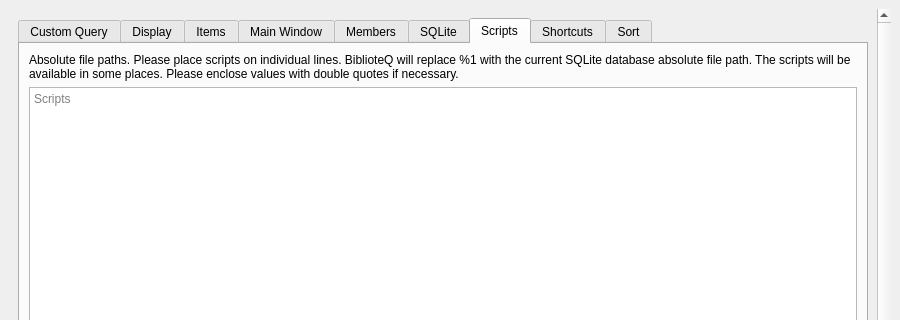
First picture: the form in UI/biblioteq_otheroptions.ui, repository textbrowser/biblioteq, before the edit; both pictures show x 0 to 900 and y 0 to 320 of the 900 by 800 pixel window.
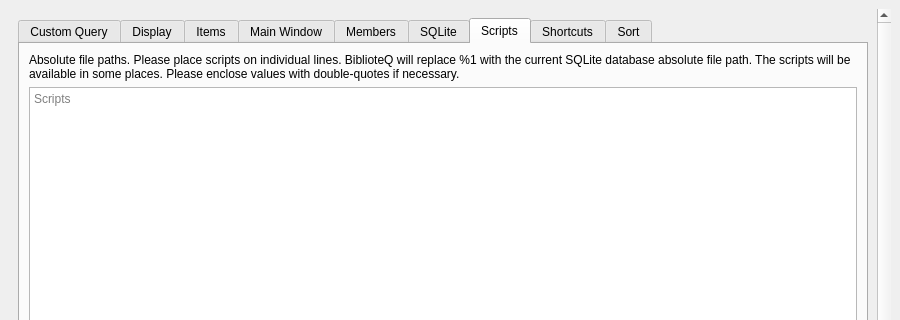
Second picture: the form after the edit. The open tabs and pages were chosen to show the change. Icons and pictures are not drawn. Custom widgets are drawn as their Qt base class.

What changed in the file:
```diff
--- a/UI/biblioteq_otheroptions.ui
+++ b/UI/biblioteq_otheroptions.ui
@@ -815,7 +815,7 @@
             <item>
              <widget class="QLabel" name="label_19">
               <property name="text">
-               <string>Absolute file paths. Please place scripts on individual lines. BiblioteQ will replace %1 with the current SQLite database absolute file path. The scripts will be available in some places. Please enclose values with double quotes if necessary.</string>
+               <string>Absolute file paths. Please place scripts on individual lines. BiblioteQ will replace %1 with the current SQLite database absolute file path. The scripts will be available in some places. Please enclose values with double-quotes if necessary.</string>
               </property>
               <property name="wordWrap">
                <bool>true</bool>
```
